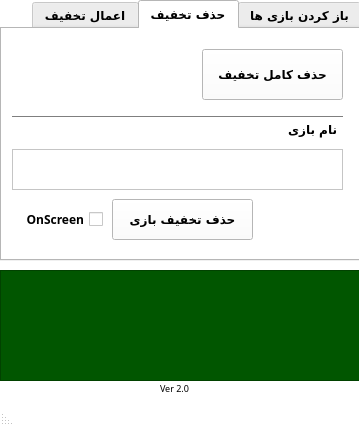
Above: Assets/Main.ui from Phoenix15049/AllAuto before the change. Below: the same form after it.
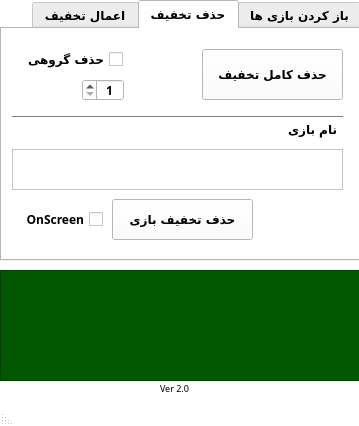
That is the form after the change. The open tabs and pages were chosen to show the change.

Diff of the .ui file:
```diff
--- a/Assets/Main.ui
+++ b/Assets/Main.ui
@@ -878,6 +878,47 @@
        <string>OnScreen</string>
       </property>
      </widget>
+     <widget class="QCheckBox" name="MultiRemCheck">
+      <property name="geometry">
+       <rect>
+        <x>10</x>
+        <y>20</y>
+        <width>111</width>
+        <height>20</height>
+       </rect>
+      </property>
+      <property name="text">
+       <string>حذف گروهی</string>
+      </property>
+     </widget>
+     <widget class="QSpinBox" name="MultiRemCounter">
+      <property name="geometry">
+       <rect>
+        <x>80</x>
+        <y>50</y>
+        <width>42</width>
+        <height>22</height>
+       </rect>
+      </property>
+      <property name="cursor">
+       <cursorShape>ArrowCursor</cursorShape>
+      </property>
+      <property name="wrapping">
+       <bool>false</bool>
+      </property>
+      <property name="frame">
+       <bool>true</bool>
+      </property>
+      <property name="alignment">
+       <set>Qt::AlignCenter</set>
+      </property>
+      <property name="keyboardTracking">
+       <bool>true</bool>
+      </property>
+      <property name="minimum">
+       <number>1</number>
+      </property>
+     </widget>
     </widget>
     <widget class="QWidget" name="ET">
      <attribute name="title">
```
Left out of the diff: 2 changed lines with no effect on the pictures.
